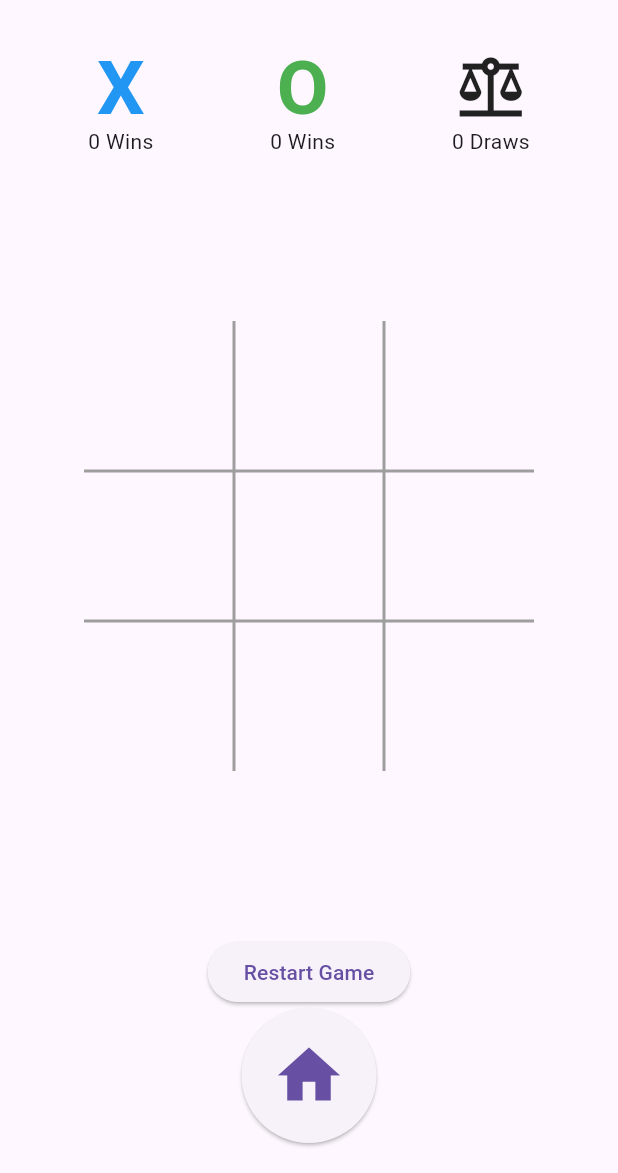
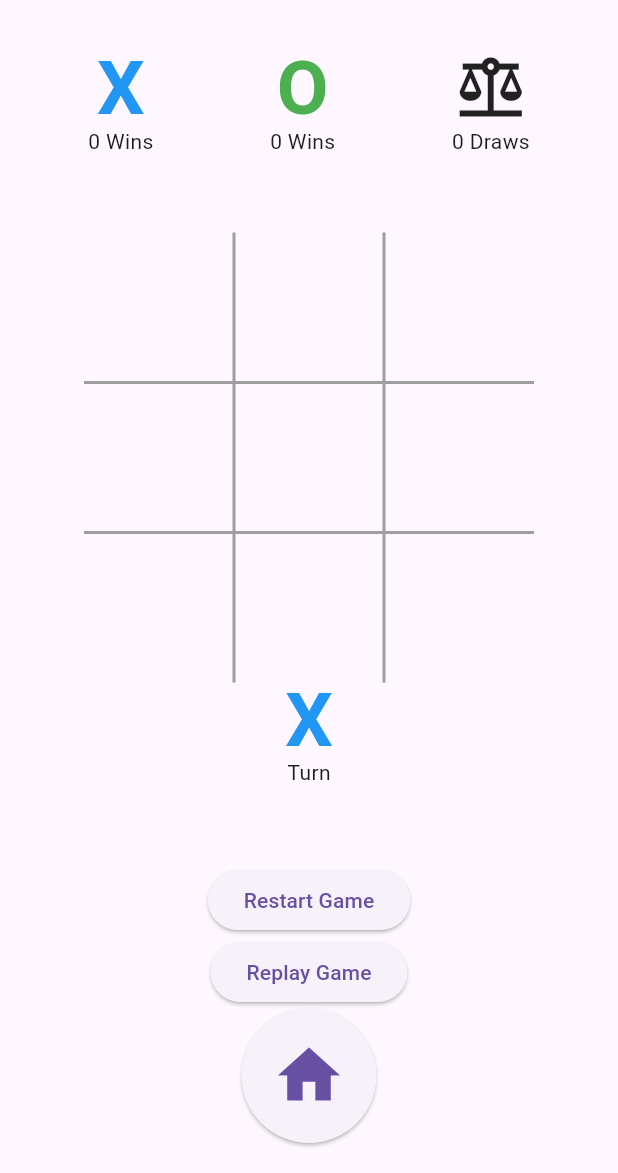
Before and after one commit to Siripongapr/tic_tac_toe, a Flutter app: the Game screen opened by its route, after a tap on "Restart Game", on a phone screen of 412 x 824 dp, the part 63-1236 px from its top. Run offline on Flutter 3.47's test engine with Material 3 defaults, Android fonts, the phone set to English and light mode, and no system bars.

Commit message:
feat: Implement local replay.

```diff
--- a/lib/screens/game.dart
+++ b/lib/screens/game.dart
@@ -1,6 +1,8 @@
 import 'package:flutter/material.dart';
 import 'package:tic_tac_toe/widget/game/cell.dart';
 import 'package:tic_tac_toe/widget/game/scrore.dart';
+
+import 'package:tic_tac_toe/xo_icon.dart';
 
 class Game extends StatefulWidget {
   const Game({super.key});
@@ -14,10 +16,14 @@ class _GameState extends State<Game> {
   List<int?> board = List<int?>.filled(9, null);
   String? winner;
   List<int> scores = [0, 0, 0];
+  List<Map<String, int>> moves = [];
+
   void handleTap(int index) {
     if (board[index] == null && winner == null) {
       setState(() {
         board[index] = currentPlayer;
+        moves.add({'player': currentPlayer, 'index': index});
+
         if (checkWin()) {
           winner = currentPlayer == 1 ? 'X' : 'O';
           scores[currentPlayer - 1]++;
@@ -56,9 +62,28 @@ class _GameState extends State<Game> {
   void resetGame() {
     setState(() {
       board = List<int?>.filled(9, null);
+      print(board);
       currentPlayer = 1;
       winner = null;
     });
+  }
+
+  Future<void> replayGame() async {
+    resetGame();
+    for (var move in moves) {
+      await Future.delayed(const Duration(milliseconds: 500));
+      setState(() {
+        board[move['index']!] = move['player'];
+        currentPlayer = move['player'] == 1 ? 2 : 1;
+      });
+    }
+    if (checkWin()) {
+      winner = currentPlayer == 1 ? 'X' : 'O';
+    } else if (!board.contains(null)) {
+      winner = 'Draw';
+    } else {
+      currentPlayer = currentPlayer == 1 ? 2 : 1;
+    }
   }
 
   @override
@@ -75,6 +100,12 @@ class _GameState extends State<Game> {
               score: scores,
             ),
             const Spacer(),
+            if (winner != null)
+              Text(
+                winner == 'Draw' ? 'It\'s a Draw!' : '$winner Wins!',
+                style:
+                    const TextStyle(fontSize: 24, fontWeight: FontWeight.bold),
+              ),
             Row(
               mainAxisAlignment: MainAxisAlignment.center,
               children: [
@@ -104,16 +135,20 @@ class _GameState extends State<Game> {
                 ),
               ],
             ),
+            Column(
+              children: [
+                XO(text: currentPlayer == 1 ? 'X' : 'O'),
+                Text('Turn'),
+              ],
+            ),
             const Spacer(),
-            if (winner != null)
-              Text(
-                winner == 'Draw' ? 'It\'s a Draw!' : '$winner Wins!',
-                style:
-                    const TextStyle(fontSize: 24, fontWeight: FontWeight.bold),
-              ),
             ElevatedButton(
               onPressed: resetGame,
               child: const Text('Restart Game'),
+            ),
+            ElevatedButton(
+              onPressed: replayGame,
+              child: const Text('Replay Game'),
             ),
             ElevatedButton(
               onPressed: () {
```
